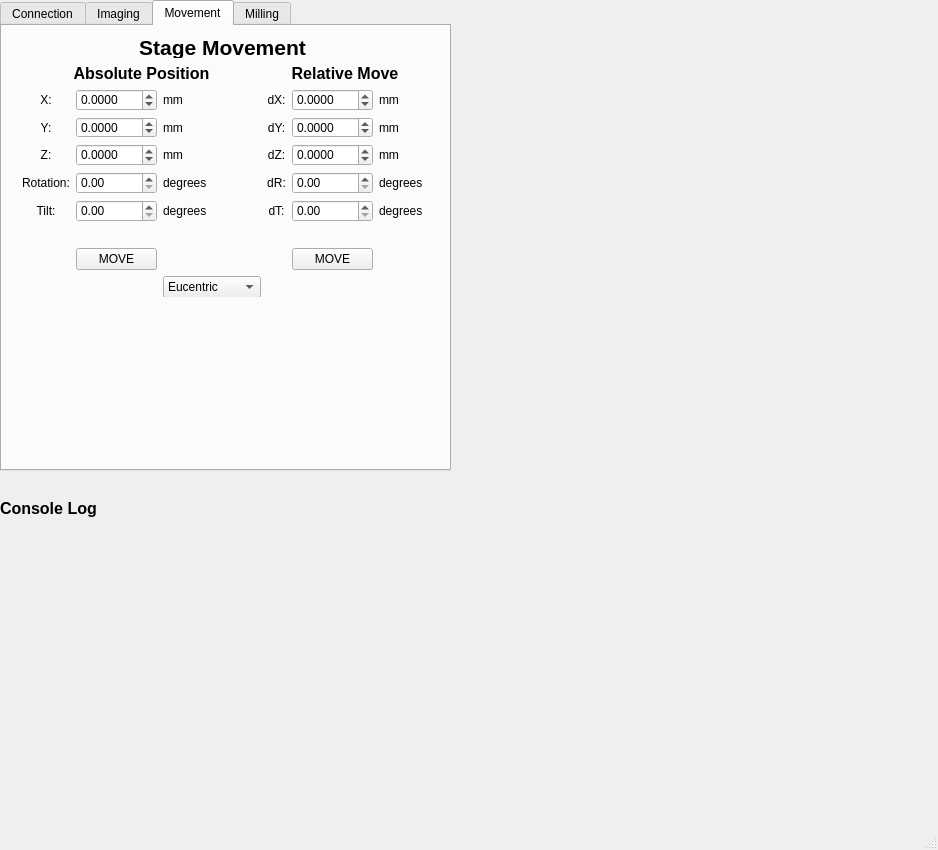
Old version of the form fibsem/ui/qtdesigner_files/connect.ui in the repository DeMarcoLab/fibsem.
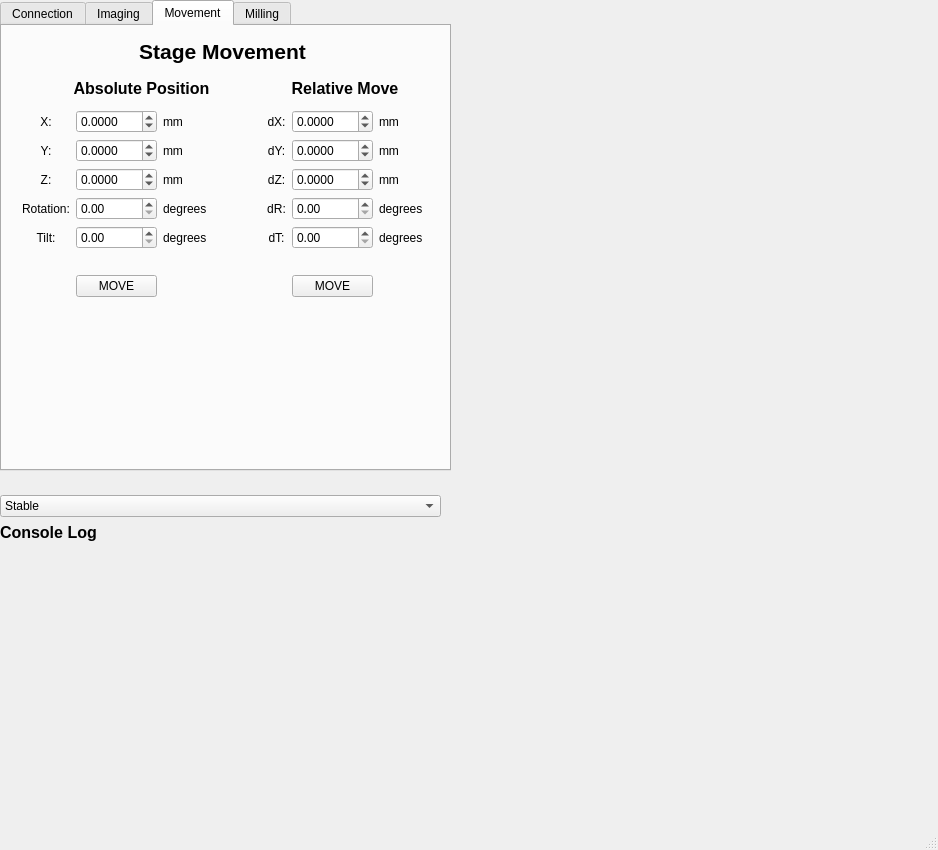
New version of the form. The open tabs and pages were chosen to show the change.

Patch:
```diff
--- a/fibsem/ui/qtdesigner_files/connect.ui
+++ b/fibsem/ui/qtdesigner_files/connect.ui
@@ -757,20 +757,6 @@
          </property>
         </widget>
        </item>
-       <item row="9" column="3">
-        <widget class="QComboBox" name="comboBox">
-         <item>
-          <property name="text">
-           <string>Eucentric</string>
-          </property>
-         </item>
-         <item>
-          <property name="text">
-           <string>Stable</string>
-          </property>
-         </item>
-        </widget>
-       </item>
       </layout>
      </widget>
     </widget>
@@ -1114,6 +1100,20 @@
        </property>
       </widget>
      </item>
+     <item>
+      <widget class="QComboBox" name="comboBox">
+       <item>
+        <property name="text">
+         <string>Stable</string>
+        </property>
+       </item>
+       <item>
+        <property name="text">
+         <string>Eucentric</string>
+        </property>
+       </item>
+      </widget>
+     </item>
      <item>
       <widget class="QLabel" name="label_3">
        <property name="font">
```
Left out of the diff: 2 changed lines with no effect on the pictures.
